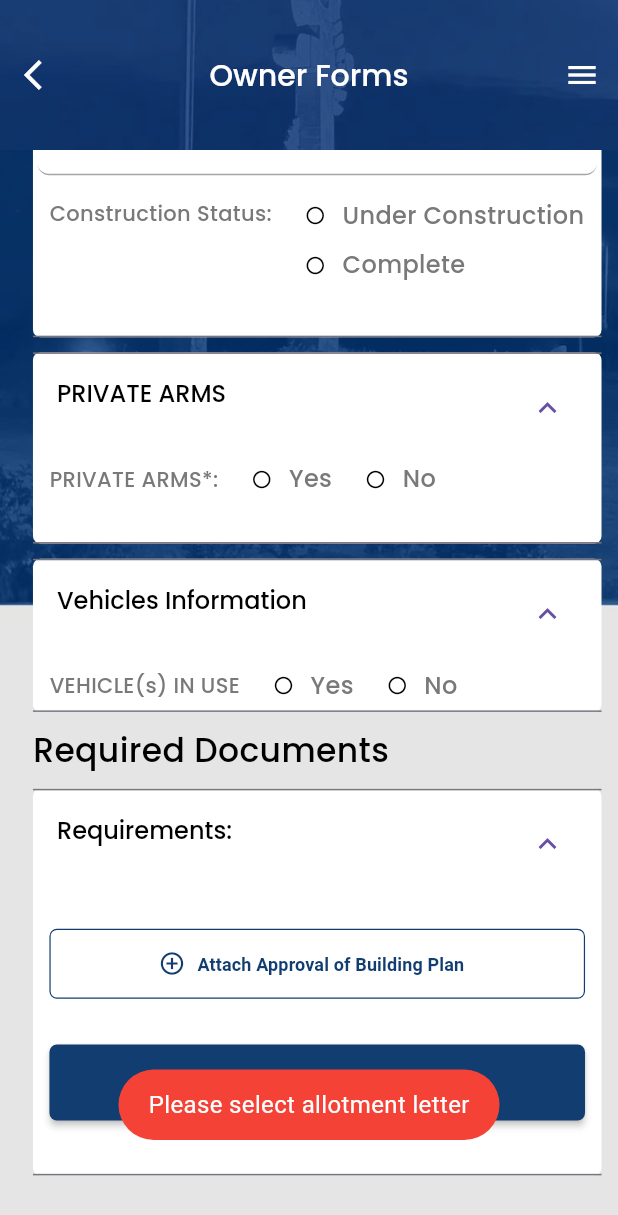
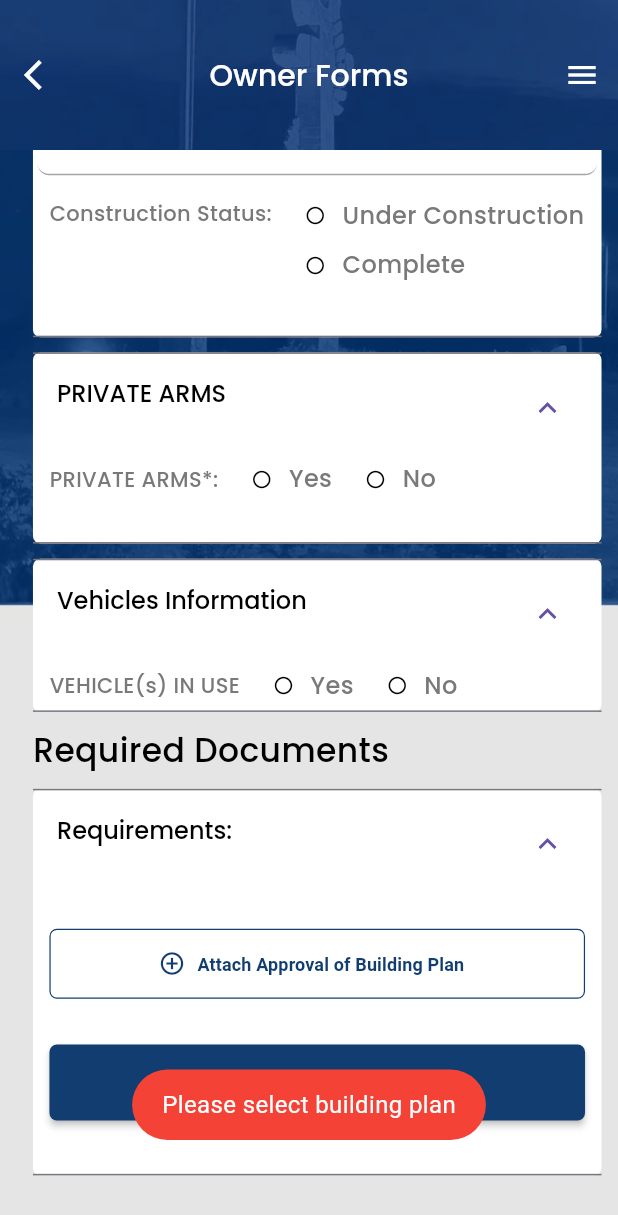
Before and after one commit to Maibk/acnhoragem, a Flutter app: the OwnerFornsScreen screen opened by its route, scrolled down 748 dp, after a tap on "Submit", on a phone screen of 412 x 824 dp. Shown: the top 1215 px of the screen. Run offline on Flutter 3.47's test engine with Material 3 defaults, Android fonts, the phone set to English and light mode, and no system bars; drawn by our look-alikes of rounded_loading_button; our stand-ins replace cached_network_image, connectivity_plus, csc_picker, dio, flutter_rating_bar, flutter_svg and 9 more; missing offline and left inert: images_picker; accounts and stored records are empty; network calls fail; project files that could hold a hidden picture were left out.

Commit message:
Removed Validation for allotment letter and completion certficates on owner form

```diff
--- a/lib/presentation/ownerform_screen/ownerforms_screen.dart
+++ b/lib/presentation/ownerform_screen/ownerforms_screen.dart
@@ -1398,19 +1398,9 @@ class _OwnerFornsScreenState extends State<OwnerFornsScreen> {
                                           controller: controller.btnController,
                                           title: "Submit".tr,
                                           onTap: () async {
-                                            if (controller.allotmentletter == null) {
-                                              Utils.showToast(
-                                                "Please select allotment letter",
-                                                true,
-                                              );
-                                            } else if (controller.buildingplan == null) {
+                                            if (controller.buildingplan == null) {
                                               Utils.showToast(
                                                 "Please select building plan",
-                                                true,
-                                              );
-                                            } else if (controller.certificate == null) {
-                                              Utils.showToast(
-                                                "Please select Completion certificate",
                                                 true,
                                               );
                                             } else {
```
